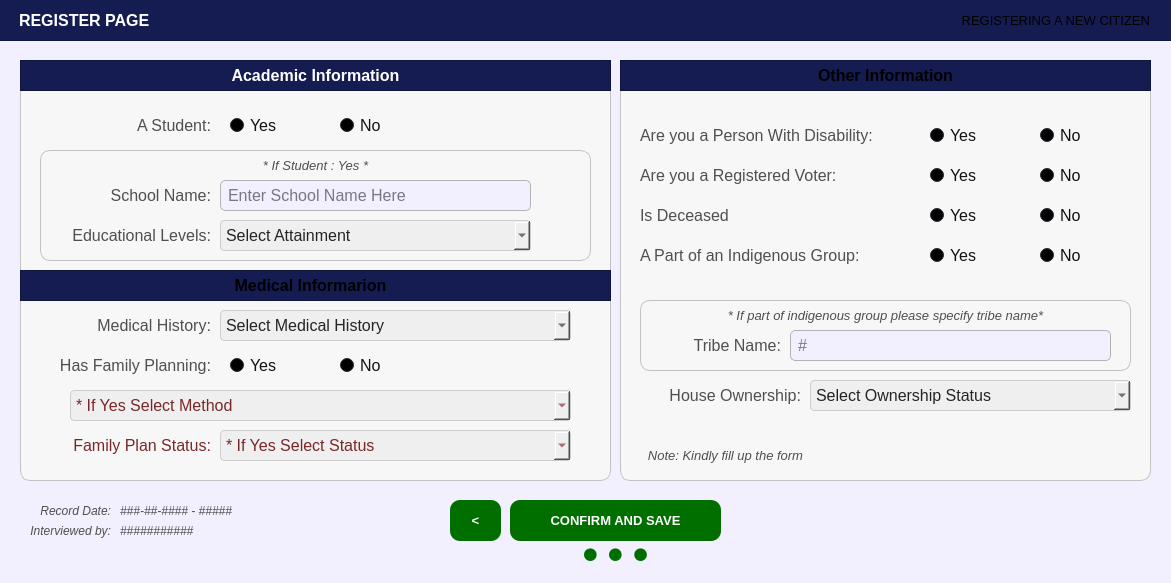
This is UI/PopUp/Screen_CitizenProfiles/register_citizen_part_03.ui in Yohhannn/Barangay-Records-Statistics-System as Qt 5 draws it before an edit. The edited form follows.
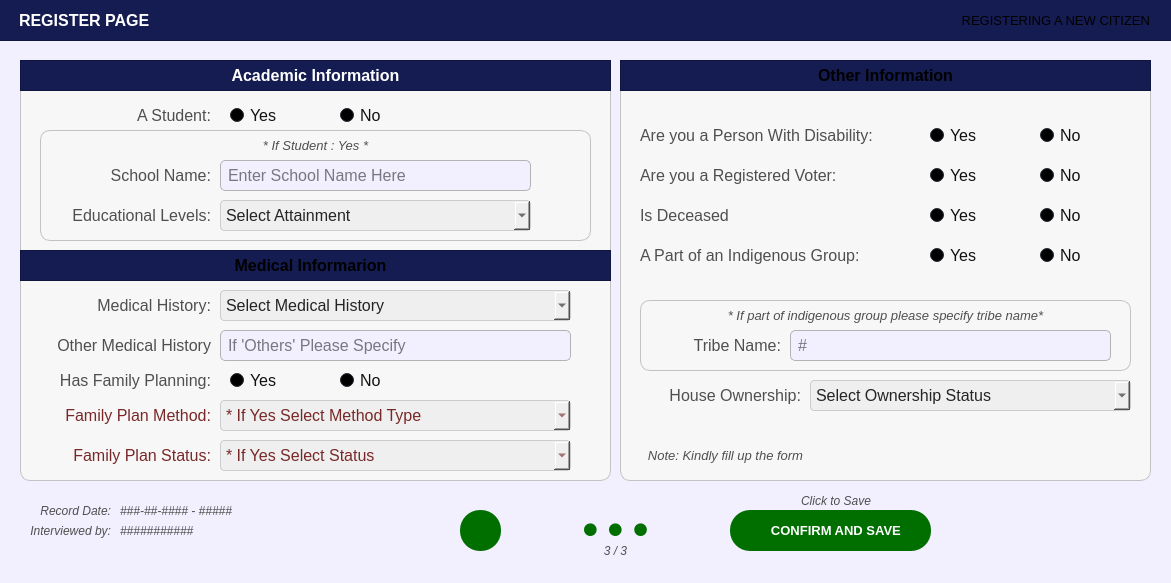
This is the edited form. Icons and pictures are not drawn.

Commit message:
[ Major Update V2.8.1 ] ~ Citizen Profile --> "Citizen Panel" + History Records Page + Updated Institutions Page + Updated Navigation Bars + Few Added Images & Icons + Register Citizen "Next" as Arrows
- Tiwas buntag lol
-JP

```diff
--- a/UI/PopUp/Screen_CitizenProfiles/register_citizen_part_03.ui
+++ b/UI/PopUp/Screen_CitizenProfiles/register_citizen_part_03.ui
@@ -4959,9 +4959,9 @@
   <widget class="QPushButton" name="register_buttonConfirmPart3_SaveForm">
    <property name="geometry">
     <rect>
-     <x>510</x>
-     <y>500</y>
-     <width>211</width>
+     <x>730</x>
+     <y>510</y>
+     <width>201</width>
      <height>41</height>
     </rect>
    </property>
@@ -4979,7 +4979,7 @@
     <string notr="true">#register_buttonConfirmPart3_SaveForm {
     background-color: #006f00;
     color: white;
-    border-radius: 10px;
+    border-radius: 20px;
     padding: 10px; /* Optional: Adjusts spacing inside the button */
 }
 #register_buttonConfirmPart3_SaveForm:hover {
@@ -4990,7 +4990,17 @@
 }</string>
    </property>
    <property name="text">
-    <string>CONFIRM AND SAVE</string>
+    <string>   CONFIRM AND SAVE</string>
+   </property>
+   <property name="icon">
+    <iconset>
+     <normaloff>../../../Assets/FuncIcons/icon_confirm.svg</normaloff>../../../Assets/FuncIcons/icon_confirm.svg</iconset>
+   </property>
+   <property name="iconSize">
+    <size>
+     <width>30</width>
+     <height>30</height>
+    </size>
    </property>
   </widget>
   <widget class="QFrame" name="basePopUpBodyFrame_2">
@@ -5069,7 +5079,7 @@
     <property name="geometry">
      <rect>
       <x>20</x>
-      <y>90</y>
+      <y>70</y>
       <width>551</width>
       <height>111</height>
      </rect>
@@ -5325,7 +5335,7 @@
     <property name="geometry">
      <rect>
       <x>0</x>
-      <y>210</y>
+      <y>190</y>
       <width>591</width>
       <height>31</height>
      </rect>
@@ -5375,7 +5385,7 @@
     <property name="geometry">
      <rect>
       <x>320</x>
-      <y>50</y>
+      <y>40</y>
       <width>91</width>
       <height>31</height>
      </rect>
@@ -5868,7 +5878,7 @@
     <property name="geometry">
      <rect>
       <x>40</x>
-      <y>50</y>
+      <y>40</y>
       <width>151</width>
       <height>31</height>
      </rect>
@@ -5898,7 +5908,7 @@
     <property name="geometry">
      <rect>
       <x>210</x>
-      <y>50</y>
+      <y>40</y>
       <width>71</width>
       <height>31</height>
      </rect>
@@ -6391,7 +6401,7 @@
     <property name="geometry">
      <rect>
       <x>10</x>
-      <y>250</y>
+      <y>230</y>
       <width>181</width>
       <height>31</height>
      </rect>
@@ -6421,7 +6431,7 @@
     <property name="geometry">
      <rect>
       <x>200</x>
-      <y>250</y>
+      <y>230</y>
       <width>351</width>
       <height>31</height>
      </rect>
@@ -6582,9 +6592,9 @@
     <property name="geometry">
      <rect>
       <x>10</x>
-      <y>290</y>
+      <y>300</y>
       <width>181</width>
-      <height>31</height>
+      <height>41</height>
      </rect>
     </property>
     <property name="font">
@@ -6612,9 +6622,9 @@
     <property name="geometry">
      <rect>
       <x>320</x>
-      <y>290</y>
+      <y>300</y>
       <width>91</width>
-      <height>31</height>
+      <height>41</height>
      </rect>
     </property>
     <property name="palette">
@@ -7105,9 +7115,9 @@
     <property name="geometry">
      <rect>
       <x>210</x>
-      <y>290</y>
+      <y>300</y>
       <width>71</width>
-      <height>31</height>
+      <height>41</height>
      </rect>
     </property>
     <property name="palette">
@@ -7597,9 +7607,9 @@
    <widget class="QComboBox" name="register_citizen_comboBox_FamilyPlanningMethod">
     <property name="geometry">
      <rect>
-      <x>50</x>
-      <y>330</y>
-      <width>501</width>
+      <x>200</x>
+      <y>340</y>
+      <width>351</width>
       <height>31</height>
      </rect>
     </property>
@@ -7619,7 +7629,7 @@
 }</string>
     </property>
     <property name="placeholderText">
-     <string>* If Yes Select Method</string>
+     <string>* If Yes Select Method Type</string>
     </property>
     <property name="duplicatesEnabled">
      <bool>false</bool>
@@ -7694,7 +7704,7 @@
     <property name="geometry">
      <rect>
       <x>10</x>
-      <y>370</y>
+      <y>380</y>
       <width>181</width>
       <height>31</height>
      </rect>
@@ -7724,7 +7734,7 @@
     <property name="geometry">
      <rect>
       <x>200</x>
-      <y>370</y>
+      <y>380</y>
       <width>351</width>
       <height>31</height>
      </rect>
@@ -7786,6 +7796,102 @@
      </property>
     </item>
    </widget>
+   <widget class="QLineEdit" name="register_citizen_MedHis_Others">
+    <property name="geometry">
+     <rect>
+      <x>200</x>
+      <y>270</y>
+      <width>351</width>
+      <height>31</height>
+     </rect>
+    </property>
+    <property name="font">
+     <font>
+      <family>Arial</family>
+      <pointsize>12</pointsize>
+     </font>
+    </property>
+    <property name="styleSheet">
+     <string notr="true">#register_citizen_MedHis_Others{
+	border: 1px solid #b3b3b3;  /* Black border */
+    border-radius: 5px;        /* Rounded corners */
+    padding: 5px;               /* Inner spacing */
+    background-color: #f2efff;  /* Gray background */
+    color: #000000; 
+}
+
+</string>
+    </property>
+    <property name="text">
+     <string/>
+    </property>
+    <property name="maxLength">
+     <number>50</number>
+    </property>
+    <property name="placeholderText">
+     <string>If 'Others' Please Specify</string>
+    </property>
+   </widget>
+   <widget class="QLabel" name="register_citizen_labelMedicalHistory_others">
+    <property name="geometry">
+     <rect>
+      <x>10</x>
+      <y>270</y>
+      <width>181</width>
+      <height>31</height>
+     </rect>
+    </property>
+    <property name="font">
+     <font>
+      <family>Arial</family>
+      <pointsize>12</pointsize>
+      <bold>false</bold>
+     </font>
+    </property>
+    <property name="styleSheet">
+     <string notr="true">#register_citizen_labelMedicalHistory_others {
+	background-color: transparent;
+	color: #4f4f4f;
+}
+</string>
+    </property>
+    <property name="text">
+     <string>Other Medical History</string>
+    </property>
+    <property name="alignment">
+     <set>Qt::AlignmentFlag::AlignRight|Qt::AlignmentFlag::AlignTrailing|Qt::AlignmentFlag::AlignVCenter</set>
+    </property>
+   </widget>
+   <widget class="QLabel" name="register_citizen_labelFamilyPlanningMethodType">
+    <property name="geometry">
+     <rect>
+      <x>10</x>
+      <y>340</y>
+      <width>181</width>
+      <height>31</height>
+     </rect>
+    </property>
+    <property name="font">
+     <font>
+      <family>Arial</family>
+      <pointsize>12</pointsize>
+      <bold>false</bold>
+     </font>
+    </property>
+    <property name="styleSheet">
+     <string notr="true">#register_citizen_labelFamilyPlanningMethodType {
+	background-color: transparent;
+	color: #782828;
+}
+</string>
+    </property>
+    <property name="text">
+     <string>Family Plan Method:</string>
+    </property>
+    <property name="alignment">
+     <set>Qt::AlignmentFlag::AlignRight|Qt::AlignmentFlag::AlignTrailing|Qt::AlignmentFlag::AlignVCenter</set>
+    </property>
+   </widget>
   </widget>
   <widget class="QLabel" name="labelNote_x">
    <property name="geometry">
@@ -7915,9 +8021,9 @@
    <property name="geometry">
     <rect>
      <x>510</x>
-     <y>540</y>
+     <y>510</y>
      <width>211</width>
-     <height>31</height>
+     <height>41</height>
     </rect>
    </property>
    <property name="font">
@@ -7944,9 +8050,9 @@
   <widget class="QPushButton" name="register_buttonReturnToPart2_FromPart3">
    <property name="geometry">
     <rect>
-     <x>450</x>
-     <y>500</y>
-     <width>51</width>
+     <x>460</x>
+     <y>510</y>
+     <width>41</width>
      <height>41</height>
     </rect>
    </property>
@@ -7964,7 +8070,7 @@
     <string notr="true">#register_buttonReturnToPart2_FromPart3 {
     background-color: #006f00;
     color: white;
-    border-radius: 10px;
+    border-radius: 20px;
     padding: 10px; /* Optional: Adjusts spacing inside the button */
 }
 #register_buttonReturnToPart2_FromPart3:hover {
@@ -7975,7 +8081,79 @@
 }</string>
    </property>
    <property name="text">
-    <string>&lt;</string>
+    <string/>
+   </property>
+   <property name="icon">
+    <iconset>
+     <normaloff>../../../Assets/FuncIcons/icon_arrow_prev.svg</normaloff>../../../Assets/FuncIcons/icon_arrow_prev.svg</iconset>
+   </property>
+   <property name="iconSize">
+    <size>
+     <width>30</width>
+     <height>30</height>
+    </size>
+   </property>
+  </widget>
+  <widget class="QLabel" name="notenote">
+   <property name="geometry">
+    <rect>
+     <x>790</x>
+     <y>490</y>
+     <width>81</width>
+     <height>21</height>
+    </rect>
+   </property>
+   <property name="font">
+    <font>
+     <family>Arial</family>
+     <pointsize>9</pointsize>
+     <italic>true</italic>
+     <bold>false</bold>
+    </font>
+   </property>
+   <property name="styleSheet">
+    <string notr="true">#notenote {
+	background-color: transparent;
+	color: #4f4f4f;
+}
+</string>
+   </property>
+   <property name="text">
+    <string>Click to Save</string>
+   </property>
+   <property name="alignment">
+    <set>Qt::AlignmentFlag::AlignRight|Qt::AlignmentFlag::AlignTrailing|Qt::AlignmentFlag::AlignVCenter</set>
+   </property>
+  </widget>
+  <widget class="QLabel" name="progress">
+   <property name="geometry">
+    <rect>
+     <x>570</x>
+     <y>540</y>
+     <width>91</width>
+     <height>21</height>
+    </rect>
+   </property>
+   <property name="font">
+    <font>
+     <family>Arial</family>
+     <pointsize>9</pointsize>
+     <italic>true</italic>
+     <bold>false</bold>
+    </font>
+   </property>
+   <property name="styleSheet">
+    <string notr="true">#progress {
+	background-color: transparent;
+	color: #4f4f4f;
+}
+</string>
+   </property>
+   <property name="text">
+    <string>3 / 3</string>
+   </property>
+   <property name="alignment">
+    <set>Qt::AlignmentFlag::AlignCenter</set>
    </property>
   </widget>
  </widget>
```
Left out of the diff: 5 changed lines with no effect on the pictures. The commit also changes 23 other files.
